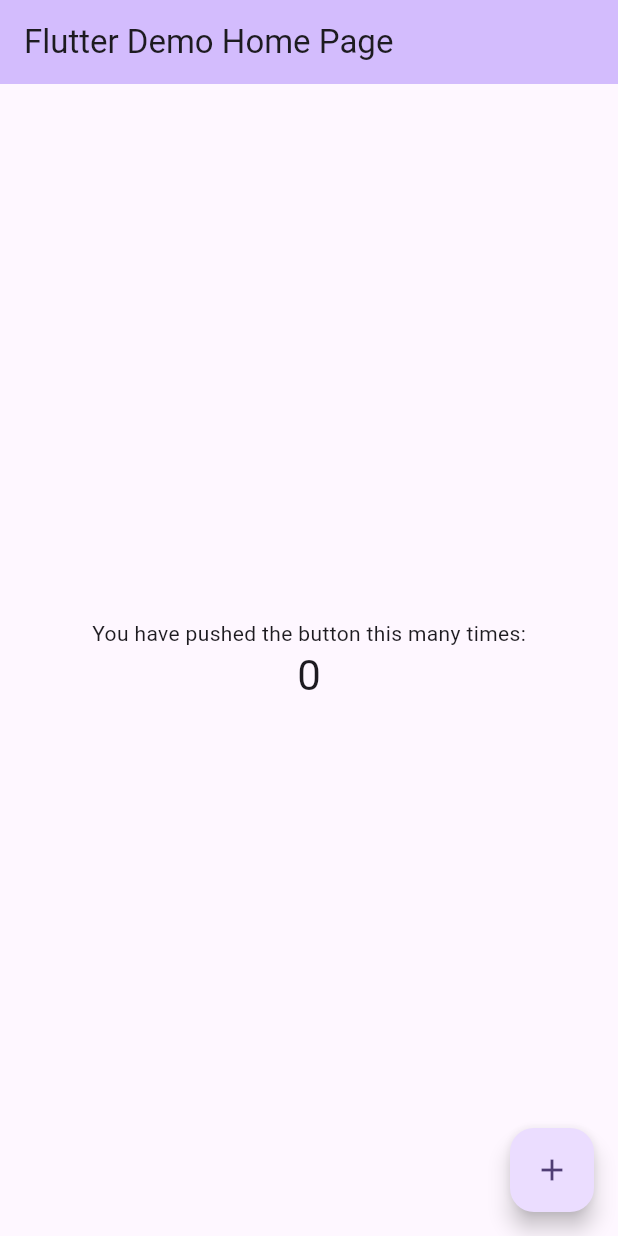
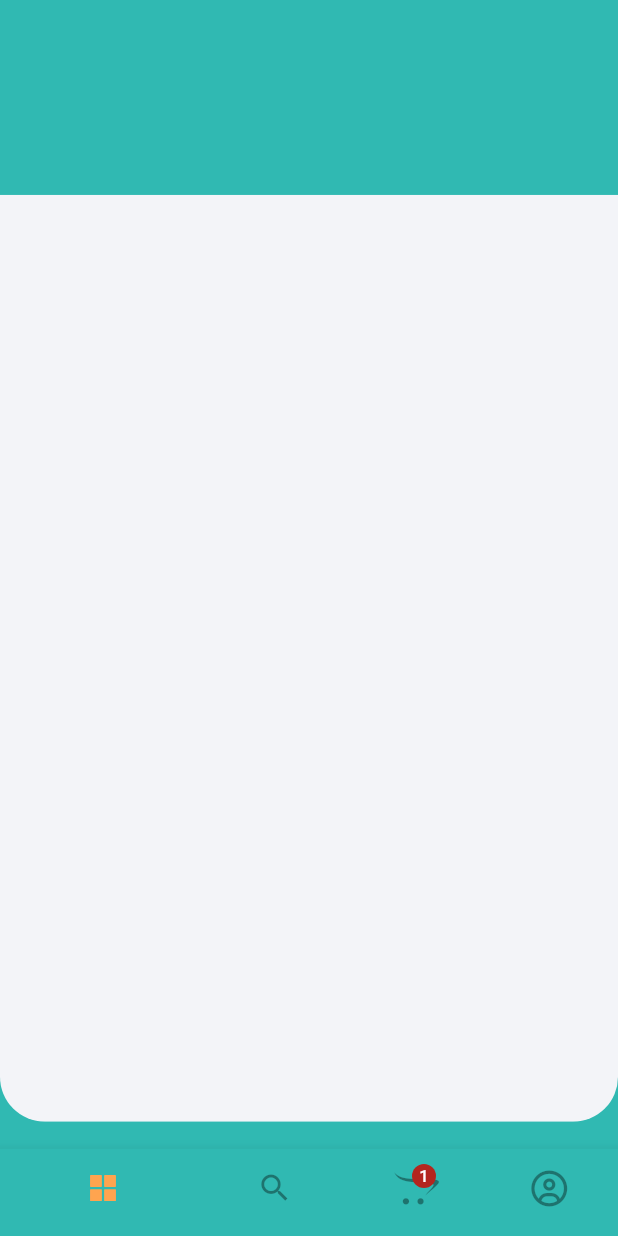
Before and after one commit to qminhminh/FoodAppFlutter, a Flutter app: the screen it shows after launch, on a phone screen of 412 x 824 dp. Run offline on Flutter 3.47's test engine with Material 3 defaults, Android fonts, the phone set to English and light mode, and no system bars; our stand-ins replace flutter_screenutil, flutter_vector_icons, get.

Commit message:
phan 3 : bottom tab and getx

```diff
--- /dev/null
+++ b/lib/common/custom_container.dart
@@ -0,0 +1,31 @@
+// ignore_for_file: must_be_immutable
+
+import 'package:flutter/material.dart';
+import 'package:flutter_screenutil/flutter_screenutil.dart';
+import 'package:foodappflutter/constants/constants.dart';
+
+class CustomContainer extends StatelessWidget {
+  CustomContainer({super.key, required this.containerContent});
+
+  Widget containerContent;
+
+  @override
+  Widget build(BuildContext context) {
+    return SizedBox(
+      height: MediaQuery.of(context).size.height * 0.75,
+      child: ClipRRect(
+        borderRadius: BorderRadius.only(
+          bottomLeft: Radius.circular(30.r),
+          bottomRight: Radius.circular(30.r),
+        ),
+        child: Container(
+          width: width,
+          color: kOffWhite,
+          child: SingleChildScrollView(
+            child: containerContent,
+          ),
+        ),
+      ),
+    );
+  }
+}
--- a/lib/constants/constants.dart
+++ b/lib/constants/constants.dart
@@ -2,7 +2,7 @@ import 'dart:ui';
 
 import 'package:flutter_screenutil/flutter_screenutil.dart';
 
-String googleApiKey = '';
+String googleApiKey = 'AIzaSyDuDxriw8CH8NbVLiXtKFQ2Nb64AoRSdyg';
 
 const kPrimary = Color(0xFF30b9b2);
 const kPrimaryLight = Color(0xFF40F3EA);
--- /dev/null
+++ b/lib/controllers/tab_index_controller.dart
@@ -0,0 +1,13 @@
+// ignore_for_file: prefer_final_fields
+
+import 'package:get/get.dart';
+
+class TabIndexController extends GetxController {
+  RxInt _tabIndex = 0.obs;
+
+  int get tabIndex => _tabIndex.value;
+
+  set setTabIndex(int newValue){
+    _tabIndex.value = newValue;
+  }
+}
--- a/lib/main.dart
+++ b/lib/main.dart
@@ -1,125 +1,35 @@
 import 'package:flutter/material.dart';
+import 'package:flutter_screenutil/flutter_screenutil.dart';
+import 'package:foodappflutter/constants/constants.dart';
+import 'package:foodappflutter/views/entrypoint.dart';
+import 'package:get/get.dart';
 
+Widget defaultHome = MainScreen();
 void main() {
   runApp(const MyApp());
 }
 
 class MyApp extends StatelessWidget {
-  const MyApp({super.key});
+  const MyApp({Key? key}) : super(key: key);
 
-  // This widget is the root of your application.
   @override
   Widget build(BuildContext context) {
-    return MaterialApp(
-      title: 'Flutter Demo',
-      theme: ThemeData(
-        // This is the theme of your application.
-        //
-        // TRY THIS: Try running your application with "flutter run". You'll see
-        // the application has a purple toolbar. Then, without quitting the app,
-        // try changing the seedColor in the colorScheme below to Colors.green
-        // and then invoke "hot reload" (save your changes or press the "hot
-        // reload" button in a Flutter-supported IDE, or press "r" if you used
-        // the command line to start the app).
-        //
-        // Notice that the counter didn't reset back to zero; the application
-        // state is not lost during the reload. To reset the state, use hot
-        // restart instead.
-        //
-        // This works for code too, not just values: Most code changes can be
-        // tested with just a hot reload.
-        colorScheme: ColorScheme.fromSeed(seedColor: Colors.deepPurple),
-        useMaterial3: true,
-      ),
-      home: const MyHomePage(title: 'Flutter Demo Home Page'),
+    return ScreenUtilInit(
+      designSize: const Size(375, 825),
+      minTextAdapt: true,
+      splitScreenMode: true,
+      builder: (context, child) {
+        return GetMaterialApp(
+          debugShowCheckedModeBanner: false,
+          title: 'Food Delivery',
+          // You can use the library anywhere in the app even in theme
+          theme: ThemeData(
+              scaffoldBackgroundColor: kOffWhite,
+              iconTheme: const IconThemeData(color: kDark),
+              primarySwatch: Colors.grey),
+          home: defaultHome,
+        );
+      },
     );
   }
 }
-
-class MyHomePage extends StatefulWidget {
-  const MyHomePage({super.key, required this.title});
-
-  // This widget is the home page of your application. It is stateful, meaning
-  // that it has a State object (defined below) that contains fields that affect
-  // how it looks.
-
-  // This class is the configuration for the state. It holds the values (in this
-  // case the title) provided by the parent (in this case the App widget) and
-  // used by the build method of the State. Fields in a Widget subclass are
-  // always marked "final".
-
-  final String title;
-
-  @override
-  State<MyHomePage> createState() => _MyHomePageState();
-}
-
-class _MyHomePageState extends State<MyHomePage> {
-  int _counter = 0;
-
-  void _incrementCounter() {
-    setState(() {
-      // This call to setState tells the Flutter framework that something has
-      // changed in this State, which causes it to rerun the build method below
-      // so that the display can reflect the updated values. If we changed
-      // _counter without calling setState(), then the build method would not be
-      // called again, and so nothing would appear to happen.
-      _counter++;
-    });
-  }
-
-  @override
-  Widget build(BuildContext context) {
-    // This method is rerun every time setState is called, for instance as done
-    // by the _incrementCounter method above.
-    //
-    // The Flutter framework has been optimized to make rerunning build methods
-    // fast, so that you can just rebuild anything that needs updating rather
-    // than having to individually change instances of widgets.
-    return Scaffold(
-      appBar: AppBar(
-        // TRY THIS: Try changing the color here to a specific color (to
-        // Colors.amber, perhaps?) and trigger a hot reload to see the AppBar
-        // change color while the other colors stay the same.
-        backgroundColor: Theme.of(context).colorScheme.inversePrimary,
-        // Here we take the value from the MyHomePage object that was created by
-        // the App.build method, and use it to set our appbar title.
-        title: Text(widget.title),
-      ),
-      body: Center(
-        // Center is a layout widget. It takes a single child and positions it
-        // in the middle of the parent.
-        child: Column(
-          // Column is also a layout widget. It takes a list of children and
-          // arranges them vertically. By default, it sizes itself to fit its
-          // children horizontally, and tries to be as tall as its parent.
-          //
-          // Column has various properties to control how it sizes itself and
-          // how it positions its children. Here we use mainAxisAlignment to
-          // center the children vertically; the main axis here is the vertical
-          // axis because Columns are vertical (the cross axis would be
-          // horizontal).
-          //
-          // TRY THIS: Invoke "debug painting" (choose the "Toggle Debug Paint"
-          // action in the IDE, or press "p" in the console), to see the
-          // wireframe for each widget.
-          mainAxisAlignment: MainAxisAlignment.center,
-          children: <Widget>[
-            const Text(
-              'You have pushed the button this many times:',
-            ),
-            Text(
-              '$_counter',
-              style: Theme.of(context).textTheme.headlineMedium,
-            ),
-          ],
-        ),
-      ),
-      floatingActionButton: FloatingActionButton(
-        onPressed: _incrementCounter,
-        tooltip: 'Increment',
-        child: const Icon(Icons.add),
-      ), // This trailing comma makes auto-formatting nicer for build methods.
-    );
-  }
-}
--- /dev/null
+++ b/lib/views/cart/cart_page.dart
@@ -0,0 +1,23 @@
+import 'package:flutter/material.dart';
+import 'package:flutter_screenutil/flutter_screenutil.dart';
+import 'package:foodappflutter/common/custom_container.dart';
+import 'package:foodappflutter/constants/constants.dart';
+
+class CartPage extends StatelessWidget {
+  const CartPage({super.key});
+
+  @override
+  Widget build(BuildContext context) {
+    return Scaffold(
+      backgroundColor: kPrimary,
+      appBar: PreferredSize(
+          preferredSize: Size.fromHeight(130.h),
+          child: Container(
+            height: 130,
+          )),
+      body: SafeArea(
+        child: CustomContainer(containerContent: Container()),
+      ),
+    );
+  }
+}
--- /dev/null
+++ b/lib/views/entrypoint.dart
@@ -0,0 +1,69 @@
+// ignore_for_file: must_be_immutable
+
+import 'package:flutter/material.dart';
+import 'package:foodappflutter/constants/constants.dart';
+import 'package:foodappflutter/controllers/tab_index_controller.dart';
+import 'package:foodappflutter/views/cart/cart_page.dart';
+import 'package:foodappflutter/views/home/home_page.dart';
+import 'package:foodappflutter/views/profile/profile_page.dart';
+import 'package:foodappflutter/views/search/search_page.dart';
+import 'package:get/get.dart';
+import 'package:flutter_vector_icons/flutter_vector_icons.dart';
+
+class MainScreen extends StatelessWidget {
+  MainScreen({super.key});
+
+  List<Widget> pageList = const [
+    HomePage(),
+    SearchPage(),
+    CartPage(),
+    ProfilePage()
+  ];
+
+  @override
+  Widget build(BuildContext context) {
+    final controller = Get.put(TabIndexController());
+    return Obx(() => Scaffold(
+          body: Stack(
+            children: [
+              pageList[controller.tabIndex],
+              Align(
+                alignment: Alignment.bottomCenter,
+                child: Theme(
+                    data: Theme.of(context).copyWith(canvasColor: kPrimary),
+                    child: BottomNavigationBar(
+                      showSelectedLabels: false,
+                      showUnselectedLabels: false,
+                      unselectedIconTheme:
+                          const IconThemeData(color: Colors.black38),
+                      selectedIconTheme: const IconThemeData(color: kSecondary),
+                      onTap: (value) {
+                        controller.setTabIndex = value;
+                      },
+                      currentIndex: controller.tabIndex,
+                      items: [
+                        BottomNavigationBarItem(
+                            icon: controller.tabIndex == 0
+                                ? const Icon(AntDesign.appstore1)
+                                : const Icon(AntDesign.appstore_o),
+                            label: 'Home'),
+                        const BottomNavigationBarItem(
+                            icon: Icon(Icons.search), label: 'Search'),
+                        const BottomNavigationBarItem(
+                            icon: Badge(
+                                label: Text('1'),
+                                child: Icon(FontAwesome.opencart)),
+                            label: 'Cart'),
+                        BottomNavigationBarItem(
+                            icon: controller.tabIndex == 3
+                                ? const Icon(FontAwesome.user_circle)
+                                : const Icon(FontAwesome.user_circle_o),
+                            label: 'Profile'),
+                      ],
+                    )),
+              )
+            ],
+          ),
+        ));
+  }
+}
--- /dev/null
+++ b/lib/views/home/home_page.dart
@@ -0,0 +1,23 @@
+import 'package:flutter/material.dart';
+import 'package:flutter_screenutil/flutter_screenutil.dart';
+import 'package:foodappflutter/common/custom_container.dart';
+import 'package:foodappflutter/constants/constants.dart';
+
+class HomePage extends StatelessWidget {
+  const HomePage({super.key});
+
+  @override
+  Widget build(BuildContext context) {
+    return Scaffold(
+      backgroundColor: kPrimary,
+      appBar: PreferredSize(
+          preferredSize: Size.fromHeight(130.h),
+          child: Container(
+            height: 130,
+          )),
+      body: SafeArea(
+        child: CustomContainer(containerContent: Container()),
+      ),
+    );
+  }
+}
--- /dev/null
+++ b/lib/views/profile/profile_page.dart
@@ -0,0 +1,23 @@
+import 'package:flutter/material.dart';
+import 'package:flutter_screenutil/flutter_screenutil.dart';
+import 'package:foodappflutter/common/custom_container.dart';
+import 'package:foodappflutter/constants/constants.dart';
+
+class ProfilePage extends StatelessWidget {
+  const ProfilePage({super.key});
+
+  @override
+  Widget build(BuildContext context) {
+    return Scaffold(
+      backgroundColor: kPrimary,
+      appBar: PreferredSize(
+          preferredSize: Size.fromHeight(130.h),
+          child: Container(
+            height: 130,
+          )),
+      body: SafeArea(
+        child: CustomContainer(containerContent: Container()),
+      ),
+    );
+  }
+}
--- /dev/null
+++ b/lib/views/search/search_page.dart
@@ -0,0 +1,23 @@
+import 'package:flutter/material.dart';
+import 'package:flutter_screenutil/flutter_screenutil.dart';
+import 'package:foodappflutter/common/custom_container.dart';
+import 'package:foodappflutter/constants/constants.dart';
+
+class SearchPage extends StatelessWidget {
+  const SearchPage({super.key});
+
+  @override
+  Widget build(BuildContext context) {
+    return Scaffold(
+      backgroundColor: kPrimary,
+      appBar: PreferredSize(
+          preferredSize: Size.fromHeight(130.h),
+          child: Container(
+            height: 130,
+          )),
+      body: SafeArea(
+        child: CustomContainer(containerContent: Container()),
+      ),
+    );
+  }
+}
```
